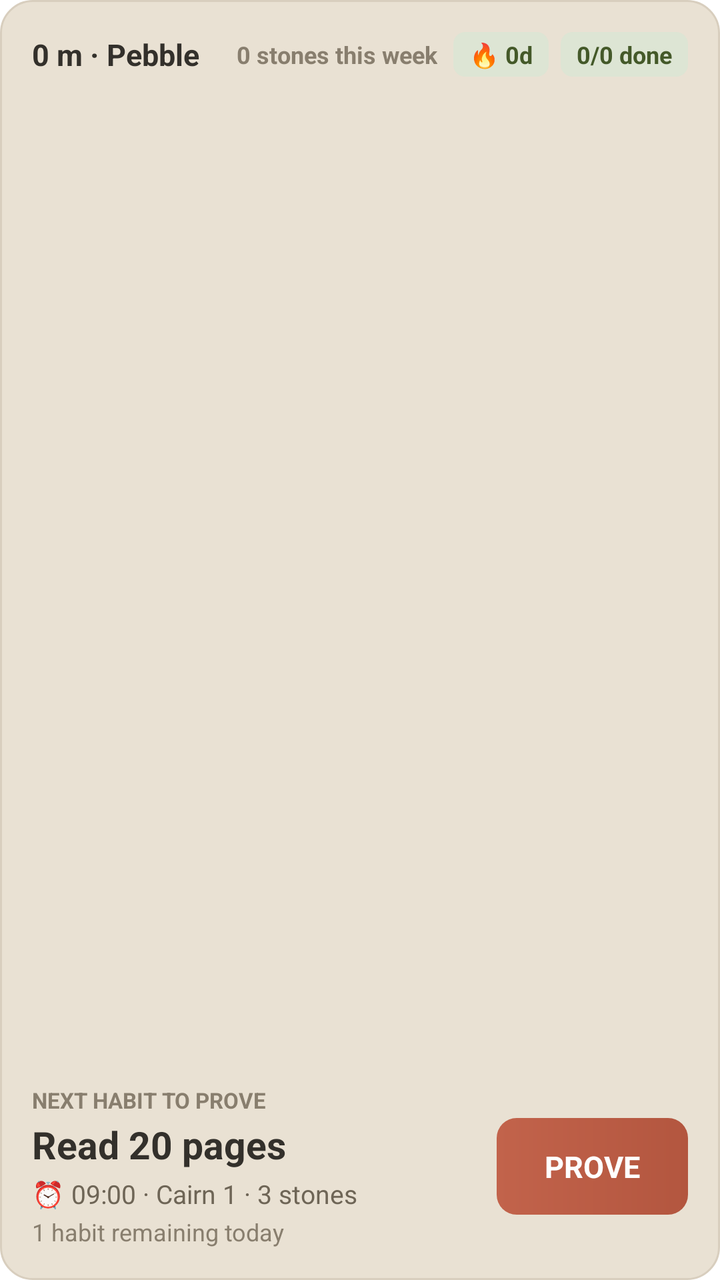
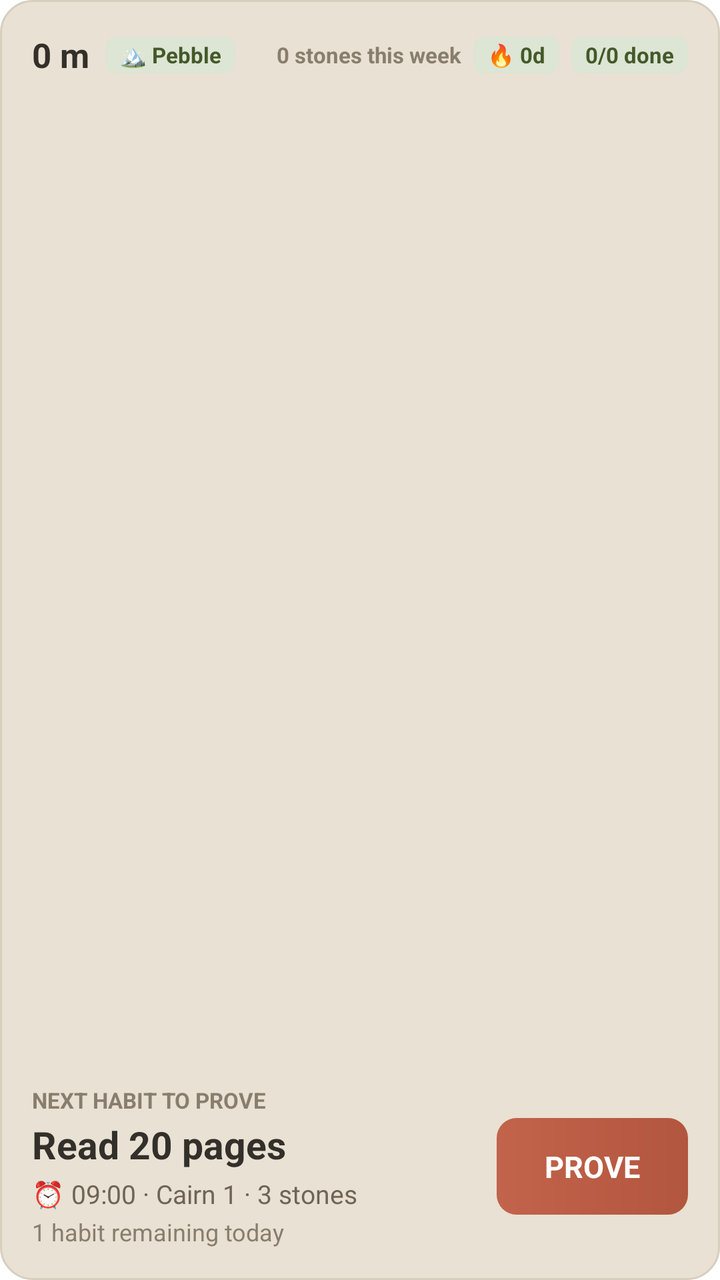

Compare the two renders of this Android layout. The source of the first and the diff that turns it into the second are given below.
<!-- AndroidManifest.xml: fallback theme Theme.MaterialComponents.DayNight.NoActionBar -->
<!-- res/layout/cairn_next_habit_widget.xml -->
<?xml version="1.0" encoding="utf-8"?>
<LinearLayout xmlns:android="http://schemas.android.com/apk/res/android"
    android:id="@+id/widget_next_root"
    android:layout_width="match_parent"
    android:layout_height="match_parent"
    android:background="@drawable/widget_card_background"
    android:orientation="vertical"
    android:padding="16dp">

    
    <LinearLayout
        android:layout_width="match_parent"
        android:layout_height="wrap_content"
        android:gravity="center_vertical"
        android:orientation="horizontal">

        <TextView
            android:id="@+id/widget_header_altitude"
            android:layout_width="0dp"
            android:layout_height="wrap_content"
            android:layout_weight="1"
            android:ellipsize="end"
            android:maxLines="1"
            android:text="0 m · Pebble"
            android:textColor="#33302B"
            android:textSize="15sp"
            android:textStyle="bold" />

        <TextView
            android:id="@+id/widget_header_week"
            android:layout_width="wrap_content"
            android:layout_height="wrap_content"
            android:layout_marginEnd="8dp"
            android:text="0 stones this week"
            android:textColor="#887E6E"
            android:textSize="12sp"
            android:textStyle="bold" />

        <TextView
            android:id="@+id/widget_header_streak"
            android:layout_width="wrap_content"
            android:layout_height="wrap_content"
            android:layout_marginEnd="6dp"
            android:background="@drawable/widget_chip_sage"
            android:paddingStart="8dp"
            android:paddingEnd="8dp"
            android:paddingTop="3dp"
            android:paddingBottom="3dp"
            android:text="🔥 0d"
            android:textColor="#445929"
            android:textSize="12sp"
            android:textStyle="bold" />

        <TextView
            android:id="@+id/widget_remaining_badge"
            android:layout_width="wrap_content"
            android:layout_height="wrap_content"
            android:background="@drawable/widget_chip_sage"
            android:paddingStart="8dp"
            android:paddingEnd="8dp"
            android:paddingTop="3dp"
            android:paddingBottom="3dp"
            android:text="0/0 done"
            android:textColor="#445929"
            android:textSize="12sp"
            android:textStyle="bold" />
    </LinearLayout>

    <FrameLayout
        android:layout_width="match_parent"
        android:layout_height="0dp"
        android:layout_weight="1" />

    
    <LinearLayout
        android:id="@+id/widget_habit_content"
        android:layout_width="match_parent"
        android:layout_height="wrap_content"
        android:gravity="center_vertical"
        android:orientation="horizontal">

        <LinearLayout
            android:layout_width="0dp"
            android:layout_height="wrap_content"
            android:layout_weight="1"
            android:orientation="vertical">

            <TextView
                android:layout_width="wrap_content"
                android:layout_height="wrap_content"
                android:text="NEXT HABIT TO PROVE"
                android:textColor="#887E6E"
                android:textSize="11sp"
                android:textStyle="bold" />

            <TextView
                android:id="@+id/widget_habit_title"
                android:layout_width="wrap_content"
                android:layout_height="wrap_content"
                android:layout_marginTop="2dp"
                android:ellipsize="end"
                android:maxLines="1"
                android:text="Read 20 pages"
                android:textColor="#33302B"
                android:textSize="19sp"
                android:textStyle="bold" />

            <TextView
                android:id="@+id/widget_cairn_meta"
                android:layout_width="wrap_content"
                android:layout_height="wrap_content"
                android:layout_marginTop="3dp"
                android:text="⏰ 09:00 · Cairn 1 · 3 stones"
                android:textColor="#6E6556"
                android:textSize="13sp" />

            <TextView
                android:id="@+id/widget_habit_status_detail"
                android:layout_width="wrap_content"
                android:layout_height="wrap_content"
                android:layout_marginTop="2dp"
                android:text="1 habit remaining today"
                android:textColor="#887E6E"
                android:textSize="12sp" />
        </LinearLayout>

        <TextView
            android:id="@+id/widget_btn_prove"
            android:layout_width="wrap_content"
            android:layout_height="wrap_content"
            android:layout_marginStart="14dp"
            android:background="@drawable/widget_button_terracotta"
            android:gravity="center"
            android:paddingStart="24dp"
            android:paddingEnd="24dp"
            android:paddingTop="14dp"
            android:paddingBottom="14dp"
            android:text="PROVE"
            android:textColor="#FFFFFF"
            android:textSize="15sp"
            android:textStyle="bold" />
    </LinearLayout>

    
    <LinearLayout
        android:id="@+id/widget_all_done_content"
        android:layout_width="match_parent"
        android:layout_height="wrap_content"
        android:gravity="center_vertical"
        android:orientation="vertical"
        android:visibility="gone">

        <TextView
            android:layout_width="wrap_content"
            android:layout_height="wrap_content"
            android:text="TODAY COMPLETE"
            android:textColor="#887E6E"
            android:textSize="11sp"
            android:textStyle="bold" />

        <TextView
            android:layout_width="wrap_content"
            android:layout_height="wrap_content"
            android:layout_marginTop="2dp"
            android:text="All Stones Placed Today!"
            android:textColor="#33302B"
            android:textSize="19sp"
            android:textStyle="bold" />

        <TextView
            android:id="@+id/widget_all_done_streak"
            android:layout_width="wrap_content"
            android:layout_height="wrap_content"
            android:layout_marginTop="3dp"
            android:text="🔥 Streak safe · All habits completed"
            android:textColor="#6E6556"
            android:textSize="13sp" />

        <TextView
            android:layout_width="wrap_content"
            android:layout_height="wrap_content"
            android:layout_marginTop="2dp"
            android:text="Tap to review your trail and statistics"
            android:textColor="#887E6E"
            android:textSize="12sp" />
    </LinearLayout>

    
    <LinearLayout
        android:id="@+id/widget_empty_content"
        android:layout_width="match_parent"
        android:layout_height="wrap_content"
        android:gravity="center_vertical"
        android:orientation="horizontal"
        android:visibility="gone">

        <LinearLayout
            android:layout_width="0dp"
            android:layout_height="wrap_content"
            android:layout_weight="1"
            android:orientation="vertical">

            <TextView
                android:layout_width="wrap_content"
                android:layout_height="wrap_content"
                android:text="DAILY TRAIL"
                android:textColor="#887E6E"
                android:textSize="11sp"
                android:textStyle="bold" />

            <TextView
                android:layout_width="wrap_content"
                android:layout_height="wrap_content"
                android:layout_marginTop="2dp"
                android:text="Start Today's Climb"
                android:textColor="#33302B"
                android:textSize="19sp"
                android:textStyle="bold" />

            <TextView
                android:layout_width="wrap_content"
                android:layout_height="wrap_content"
                android:layout_marginTop="3dp"
                android:text="No habits scheduled yet today"
                android:textColor="#6E6556"
                android:textSize="13sp" />

            <TextView
                android:layout_width="wrap_content"
                android:layout_height="wrap_content"
                android:layout_marginTop="2dp"
                android:text="Add your daily rituals and climb ranks"
                android:textColor="#887E6E"
                android:textSize="12sp" />
        </LinearLayout>

        <TextView
            android:id="@+id/widget_btn_add_habit"
            android:layout_width="wrap_content"
            android:layout_height="wrap_content"
            android:layout_marginStart="14dp"
            android:background="@drawable/widget_button_sage"
            android:gravity="center"
            android:paddingStart="20dp"
            android:paddingEnd="20dp"
            android:paddingTop="14dp"
            android:paddingBottom="14dp"
            android:text="+ HABIT"
            android:textColor="#FFFFFF"
            android:textSize="15sp"
            android:textStyle="bold" />
    </LinearLayout>
</LinearLayout>
<!-- resources referenced by this layout -->
<resources>
  <!-- drawable widget_button_sage (drawable) -->
  <?xml version="1.0" encoding="utf-8"?>
  <shape xmlns:android="http://schemas.android.com/apk/res/android"
      android:shape="rectangle">
      <solid android:color="#7D9159"/>
      <corners android:radius="10dp"/>
  </shape>
  <!-- drawable widget_button_terracotta (drawable) -->
  <?xml version="1.0" encoding="utf-8"?>
  <shape xmlns:android="http://schemas.android.com/apk/res/android"
      android:shape="rectangle">
      <gradient
          android:angle="0"
          android:startColor="#C2634B"
          android:endColor="#B3563F"
          android:type="linear"/>
      <corners android:radius="10dp"/>
  </shape>
  <!-- drawable widget_card_background (drawable) -->
  <?xml version="1.0" encoding="utf-8"?>
  <shape xmlns:android="http://schemas.android.com/apk/res/android"
      android:shape="rectangle">
      <solid android:color="#E9E1D3"/>
      <stroke
          android:width="1dp"
          android:color="#D8CEBE"/>
      <corners android:radius="16dp"/>
  </shape>
  <!-- drawable widget_chip_sage (drawable) -->
  <?xml version="1.0" encoding="utf-8"?>
  <shape xmlns:android="http://schemas.android.com/apk/res/android"
      android:shape="rectangle">
      <solid android:color="#DDE5D4"/>
      <corners android:radius="6dp"/>
  </shape>
</resources>

<!-- the commit's change to res/layout/cairn_next_habit_widget.xml (unified diff, before → after) -->
@@ -14,26 +14,48 @@
         android:gravity="center_vertical"
         android:orientation="horizontal">
 
-        <TextView
-            android:id="@+id/widget_header_altitude"
+        
+        <LinearLayout
             android:layout_width="0dp"
             android:layout_height="wrap_content"
             android:layout_weight="1"
-            android:ellipsize="end"
-            android:maxLines="1"
-            android:text="0 m · Pebble"
-            android:textColor="#33302B"
-            android:textSize="15sp"
-            android:textStyle="bold" />
-
+            android:gravity="center_vertical"
+            android:orientation="horizontal">
+
+            <TextView
+                android:id="@+id/widget_header_altitude"
+                android:layout_width="wrap_content"
+                android:layout_height="wrap_content"
+                android:text="0 m"
+                android:textColor="#33302B"
+                android:textSize="17sp"
+                android:textStyle="bold" />
+
+            <TextView
+                android:id="@+id/widget_header_rank"
+                android:layout_width="wrap_content"
+                android:layout_height="wrap_content"
+                android:layout_marginStart="8dp"
+                android:background="@drawable/widget_chip_sage"
+                android:paddingStart="7dp"
+                android:paddingEnd="7dp"
+                android:paddingTop="2dp"
+                android:paddingBottom="2dp"
+                android:text="🏔️ Pebble"
+                android:textColor="#445929"
+                android:textSize="11sp"
+                android:textStyle="bold" />
+        </LinearLayout>
+
+        
         <TextView
             android:id="@+id/widget_header_week"
             android:layout_width="wrap_content"
             android:layout_height="wrap_content"
-            android:layout_marginEnd="8dp"
+            android:layout_marginEnd="6dp"
             android:text="0 stones this week"
             android:textColor="#887E6E"
-            android:textSize="12sp"
+            android:textSize="11sp"
             android:textStyle="bold" />
 
         <TextView
@@ -42,13 +64,13 @@
             android:layout_height="wrap_content"
             android:layout_marginEnd="6dp"
             android:background="@drawable/widget_chip_sage"
-            android:paddingStart="8dp"
-            android:paddingEnd="8dp"
-            android:paddingTop="3dp"
-            android:paddingBottom="3dp"
+            android:paddingStart="7dp"
+            android:paddingEnd="7dp"
+            android:paddingTop="2dp"
+            android:paddingBottom="2dp"
             android:text="🔥 0d"
             android:textColor="#445929"
-            android:textSize="12sp"
+            android:textSize="11sp"
             android:textStyle="bold" />
 
         <TextView
@@ -56,13 +78,13 @@
             android:layout_width="wrap_content"
             android:layout_height="wrap_content"
             android:background="@drawable/widget_chip_sage"
-            android:paddingStart="8dp"
-            android:paddingEnd="8dp"
-            android:paddingTop="3dp"
-            android:paddingBottom="3dp"
+            android:paddingStart="7dp"
+            android:paddingEnd="7dp"
+            android:paddingTop="2dp"
+            android:paddingBottom="2dp"
             android:text="0/0 done"
             android:textColor="#445929"
-            android:textSize="12sp"
+            android:textSize="11sp"
             android:textStyle="bold" />
     </LinearLayout>
 
